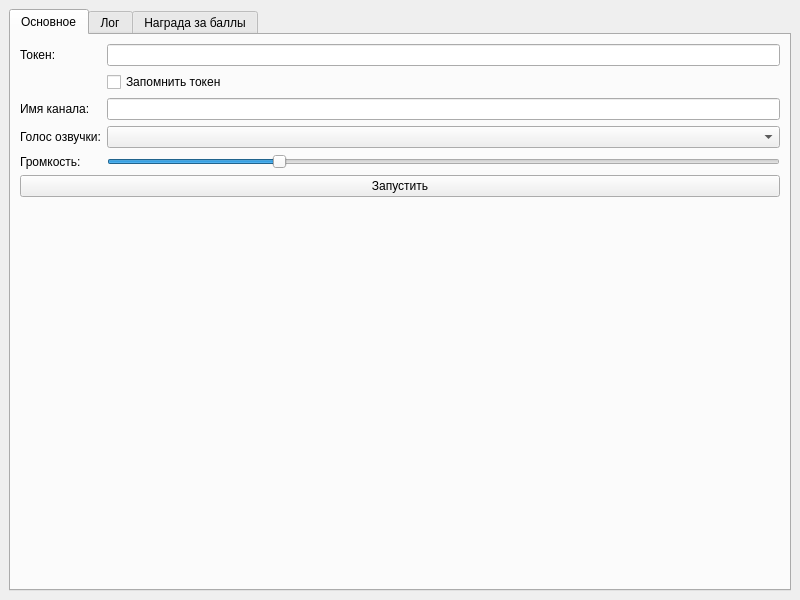
Before: the Qt Designer form MainWindow.ui in PlYtK/Text-To-Speech, drawn with Qt 5.
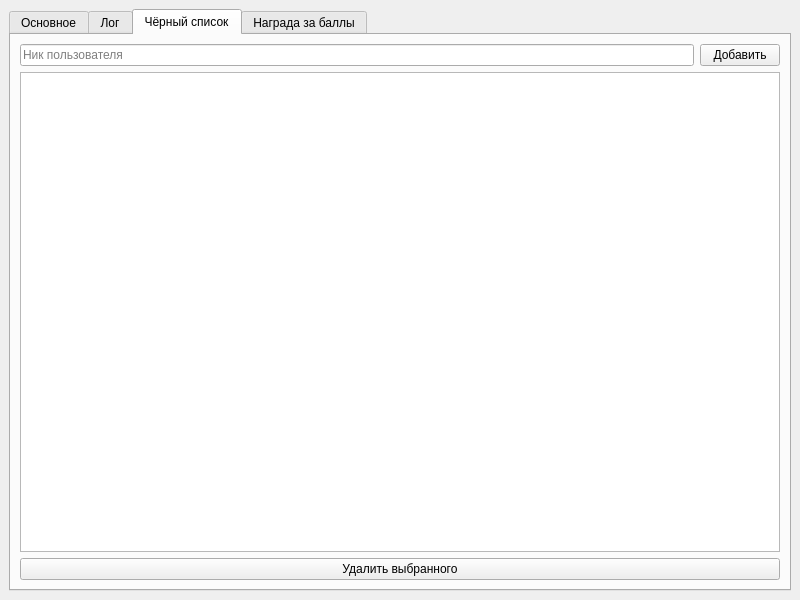
After: the same form once the commit is applied. The open tabs and pages were chosen to show the change.

Commit message: Add blacklist tab and editable blacklist stored in settings

What changed in the file:
```diff
--- a/MainWindow.ui
+++ b/MainWindow.ui
@@ -168,6 +168,41 @@
         </item>
        </layout>
       </widget>
+      <widget class="QWidget" name="tabBlacklist">
+       <attribute name="title">
+        <string>Чёрный список</string>
+       </attribute>
+       <layout class="QVBoxLayout" name="blacklistTabLayout">
+        <item>
+         <layout class="QHBoxLayout" name="blacklistAddLayout">
+          <item>
+           <widget class="QLineEdit" name="blacklistEdit">
+            <property name="placeholderText">
+             <string>Ник пользователя</string>
+            </property>
+           </widget>
+          </item>
+          <item>
+           <widget class="QPushButton" name="blacklistAddButton">
+            <property name="text">
+             <string>Добавить</string>
+            </property>
+           </widget>
+          </item>
+         </layout>
+        </item>
+        <item>
+         <widget class="QListWidget" name="blacklistList"/>
+        </item>
+        <item>
+         <widget class="QPushButton" name="blacklistRemoveButton">
+          <property name="text">
+           <string>Удалить выбранного</string>
+          </property>
+         </widget>
+        </item>
+       </layout>
+      </widget>
       <widget class="QWidget" name="tabRewards">
        <attribute name="title">
         <string>Награда за баллы</string>
```
The commit also changes 1 other file.
